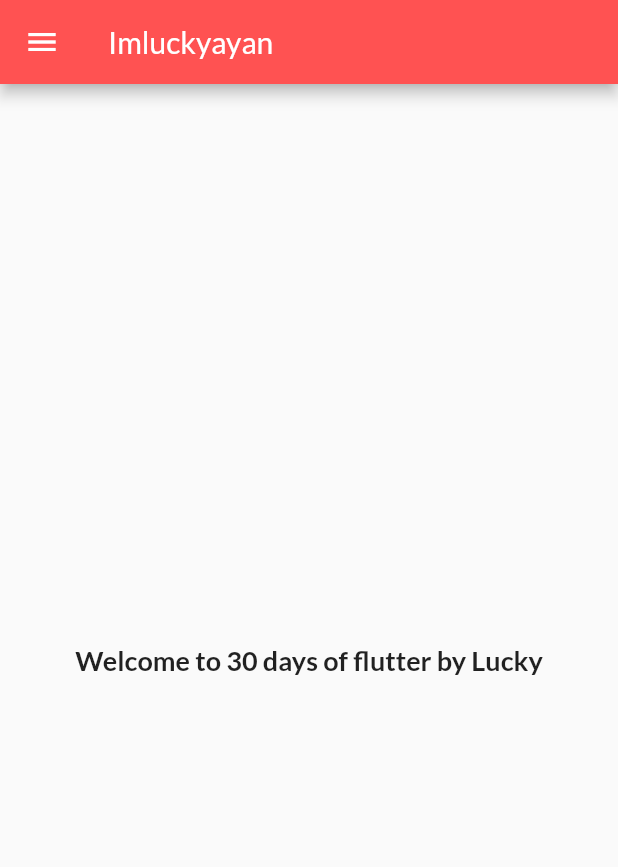
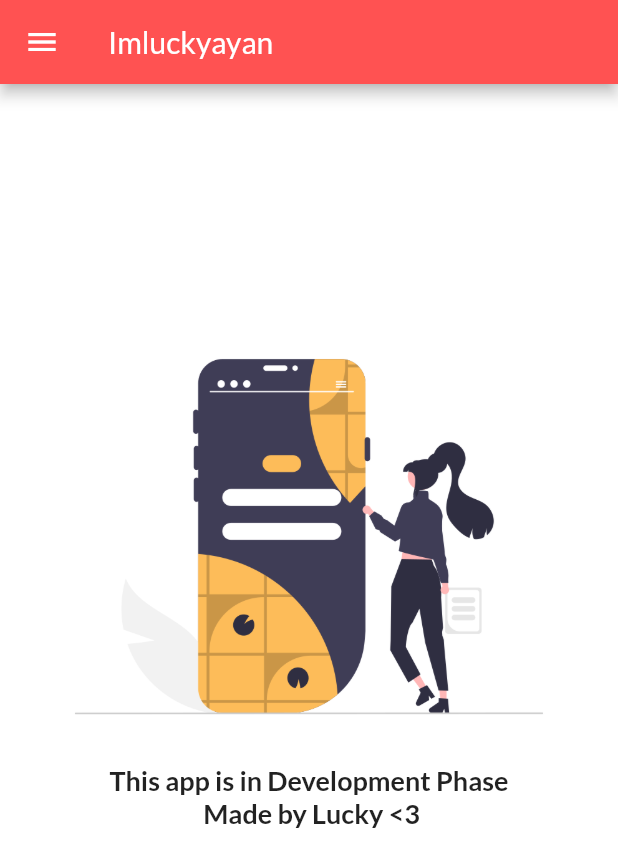
Before and after one commit to Imluckyayan/My30DaysOfFlutter, a Flutter app: the HomePage screen opened by its route, on a phone screen of 412 x 824 dp. Shown: the top 867 px of the screen. Run offline on Flutter 3.47's test engine with Material 2 defaults, Android fonts, the phone set to English and light mode, and no system bars; our stand-ins replace google_fonts.

Commit message:
day 6 over

```diff
--- a/lib/Pages/homepage.dart
+++ b/lib/Pages/homepage.dart
@@ -1,23 +1,36 @@
+// ignore_for_file: prefer_const_constructors
+
+
 import 'package:flutter/material.dart';
 
 class HomePage extends StatelessWidget {
   final int days = 30;
   final String name = "Lucky";
+
   @override
   Widget build(BuildContext context) {
     return Scaffold(
+      backgroundColor: Colors.white,
       appBar: AppBar(
         title: Text("Imluckyayan"),
         backgroundColor: Colors.redAccent,
       ), // AppBar
-      body: Center(
-        child: Text(
-          "Welcome to $days days of flutter by $name",
-          style: TextStyle(
-            fontWeight: FontWeight.bold,
-            fontSize: 18,
+      body: Column(
+        children: [
+          SizedBox(height: 150,),
+          Image.asset(
+            'assets/images/undraw_Mobile_testing_re_w7yb.png',
+            fit: BoxFit.contain,
           ),
-        ), // Container
+          Text(
+            '''This app is in Development Phase \n Made by Lucky <3''',
+            textAlign: TextAlign.center,
+            style: TextStyle(
+              fontWeight: FontWeight.bold,
+              fontSize: 18,
+            ),
+          ),
+        ],
       ), // Center
       drawer: Drawer(),
     ); // Scaffold
```
